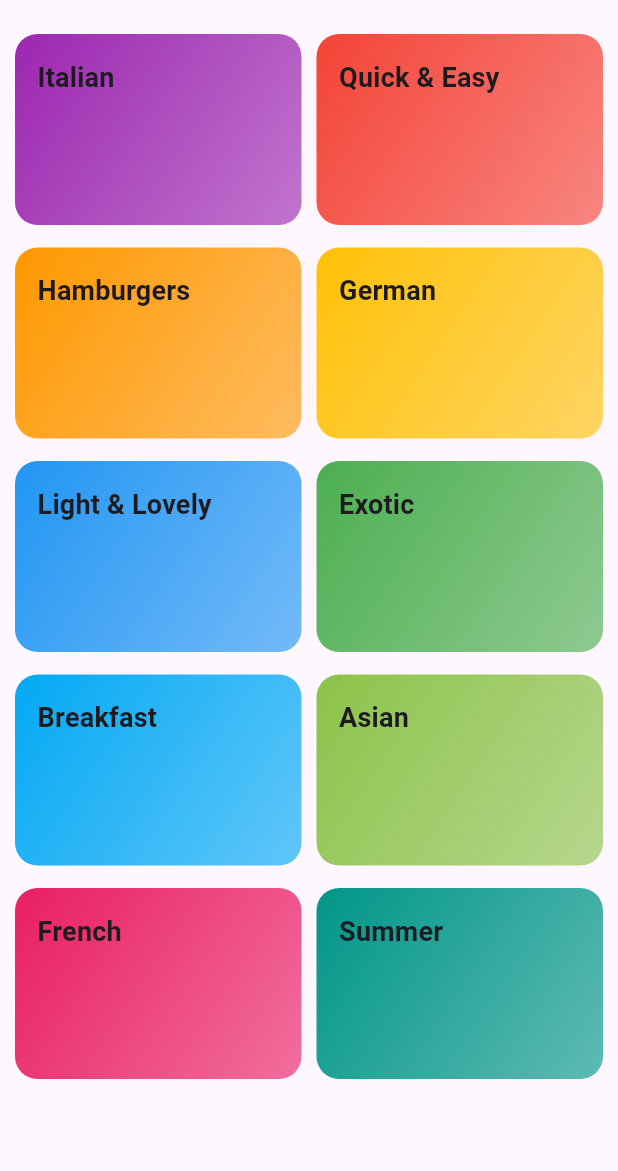
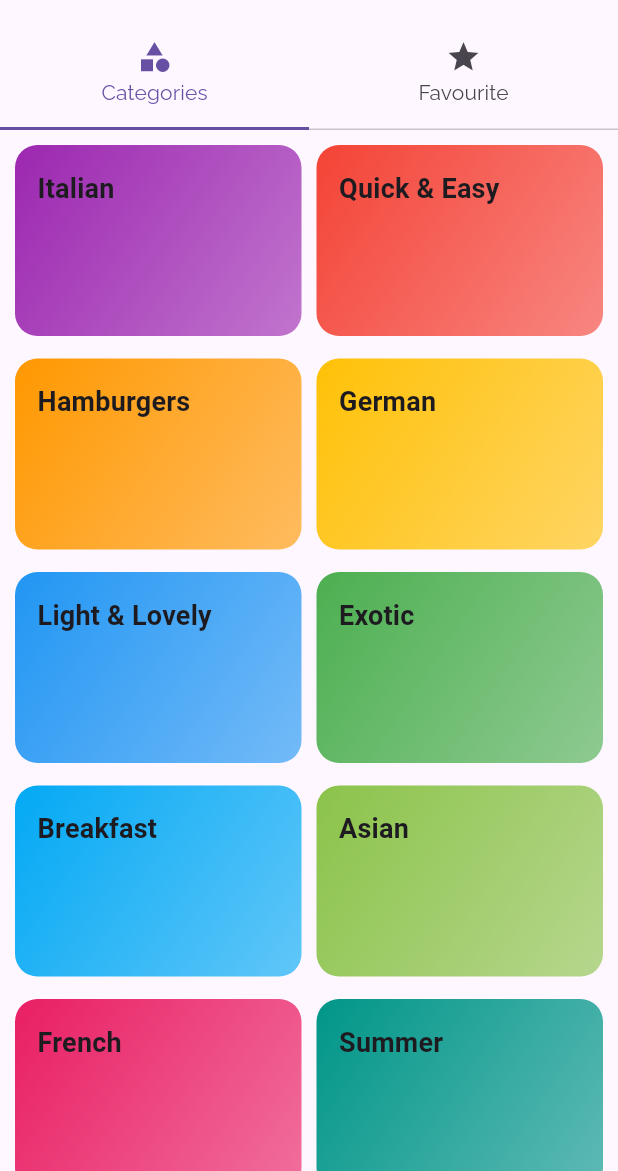
Before and after one commit to VISHALCHAND007/Meals-app, a Flutter app: the screen it shows after launch, on a phone screen of 412 x 824 dp, the part 65-1236 px from its top. Run offline on Flutter 3.47's test engine with Material 3 defaults, Android fonts, the phone set to English and light mode, and no system bars.

Commit message:
Learned how we can create the top app bar and implemented it.

```diff
--- a/lib/main.dart
+++ b/lib/main.dart
@@ -1,5 +1,7 @@
 import 'package:flutter/material.dart';
-import 'package:meals_app/screens/meal_details_screen.dart';
+
+import './screens/meal_details_screen.dart';
+import './screens/tab_screen.dart';
 import 'screens/category_meals_screen.dart';
 import 'screens/category_screen.dart';
 
@@ -37,7 +39,7 @@ class _MyMealsAppState extends State<_MyMealsApp> {
       ),
       // home: const CategoryScreen(),
       routes: {
-        "/": (ctx) => CategoryScreen(),
+        "/": (ctx) => TabScreen(),
         CategoryMealsScreen.routeName: (ctx) => CategoryMealsScreen(),
         MealDetailsScreen.routeName: (ctx) => MealDetailsScreen(),
       },
--- a/lib/screens/category_screen.dart
+++ b/lib/screens/category_screen.dart
@@ -7,12 +7,7 @@ class CategoryScreen extends StatelessWidget {
 
   @override
   Widget build(BuildContext context) {
-    return Scaffold(
-      appBar: AppBar(
-        title: const Text("Meals App"),
-        leading: const Icon(Icons.menu),
-      ),
-      body: GridView(
+    return GridView(
       padding: const EdgeInsets.all(10),
       gridDelegate: SliverGridDelegateWithMaxCrossAxisExtent(
         maxCrossAxisExtent: 200,
@@ -25,7 +20,6 @@ class CategoryScreen extends StatelessWidget {
           (category) => CategoryItems(category: category),
         ),
       ],
-      ),
     );
   }
 }
--- /dev/null
+++ b/lib/screens/favourite_screen.dart
@@ -0,0 +1,10 @@
+import 'package:flutter/material.dart';
+
+class FavouriteScreen extends StatelessWidget {
+  const FavouriteScreen({super.key});
+
+  @override
+  Widget build(BuildContext context) {
+    return Center(child: Text("Favourite screen"));
+  }
+}
--- a/lib/screens/meal_details_screen.dart
+++ b/lib/screens/meal_details_screen.dart
@@ -38,7 +38,7 @@ class MealDetailsScreen extends StatelessWidget {
         child: Column(
           children: [
             SizedBox(
-              height: 300,
+              height: 200,
               width: double.infinity,
               child: Image.network(mealObj.imageUrl, fit: BoxFit.cover),
             ),
--- /dev/null
+++ b/lib/screens/tab_screen.dart
@@ -0,0 +1,34 @@
+import 'package:flutter/material.dart';
+import 'package:meals_app/screens/category_screen.dart';
+import 'package:meals_app/screens/favourite_screen.dart';
+
+class TabScreen extends StatefulWidget {
+  const TabScreen({super.key});
+
+  @override
+  State<TabScreen> createState() => _TabScreenState();
+}
+
+class _TabScreenState extends State<TabScreen> {
+  @override
+  Widget build(BuildContext context) {
+    return DefaultTabController(
+      length: 2,
+      // initialIndex: 0,
+      child: Scaffold(
+        appBar: AppBar(
+          title: const Text("Meals App"),
+          leading: const Icon(Icons.menu),
+          bottom: TabBar(
+            indicatorSize: TabBarIndicatorSize.tab,
+            tabs: [
+              Tab(icon: Icon(Icons.category), text: "Categories"),
+              Tab(icon: Icon(Icons.star), text: "Favourite"),
+            ],
+          ),
+        ),
+        body: TabBarView(children: [CategoryScreen(), FavouriteScreen()]),
+      ),
+    );
+  }
+}
```
Lines whose indentation alone changed are shown as unchanged.
